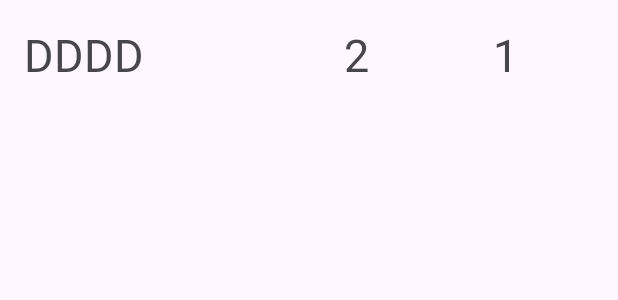
After one commit to ice-knight-paladin/Multiplicatio, an Android app: the layout item_recycler.xml on its own in the app's theme, with its tools: preview values and no code run, on a phone screen of 412 x 824 dp. The commit adds this screen. Shown: the top 300 px of the screen. Run offline under Robolectric (Android 15) with nearby library versions, the phone set to English and light mode, and no system bars.

Commit message:
add BD statistics: Btn, RecyclerView

```diff
--- a/app/src/main/AndroidManifest.xml
+++ b/app/src/main/AndroidManifest.xml
@@ -12,6 +12,9 @@
         android:supportsRtl="true"
         android:theme="@style/Theme.Multiplication"
         tools:targetApi="31">
+        <activity
+            android:name=".ClearTable"
+            android:exported="false" />
         <activity
             android:name=".StaticsBD"
             android:exported="false" />
--- a/app/src/main/java/com/example/multiplication/ItemsCache.kt
+++ b/app/src/main/java/com/example/multiplication/ItemsCache.kt
@@ -8,6 +8,6 @@ import androidx.room.PrimaryKey
 data class ItemCache(
     @PrimaryKey @ColumnInfo(name = "id") val id: Long,
     @ColumnInfo(name = "text") val text: String,
-    @ColumnInfo(name = "correct") val correct: Int,
-    @ColumnInfo(name = "incorrect") val incorrect: Int
+    @ColumnInfo(name = "correct") var correct: Int,
+    @ColumnInfo(name = "incorrect") var incorrect: Int
 )
--- /dev/null
+++ b/app/src/main/res/layout/item_recycler.xml
@@ -0,0 +1,37 @@
+<?xml version="1.0" encoding="utf-8"?>
+<LinearLayout xmlns:android="http://schemas.android.com/apk/res/android"
+    android:id="@+id/linerlayoutitem"
+    android:layout_width="match_parent"
+    android:layout_height="wrap_content"
+    android:orientation="horizontal">
+
+    <TextView
+        android:id="@+id/name"
+        android:layout_width="wrap_content"
+        android:layout_height="wrap_content"
+        android:layout_margin="16dp"
+        android:layout_weight="2"
+        android:text="DDDD"
+        android:textSize="30sp" />
+
+    <TextView
+        android:id="@+id/correct"
+        android:layout_width="wrap_content"
+        android:layout_height="wrap_content"
+        android:layout_margin="16dp"
+        android:layout_weight="1"
+        android:gravity="start"
+        android:text="2"
+        android:textSize="30sp" />
+
+    <TextView
+        android:id="@+id/incorrect"
+        android:layout_width="wrap_content"
+        android:layout_height="wrap_content"
+        android:layout_margin="16dp"
+        android:layout_weight="1"
+        android:gravity="start"
+        android:text="1"
+        android:textSize="30sp" />
+
+</LinearLayout>
```
Also changed, not shown: app/src/main/java/com/example/multiplication/Item.kt (+4 -4 lines), app/src/main/java/com/example/multiplication/ItemsDao.kt (+14 -0 lines), app/src/main/java/com/example/multiplication/MainActivity.kt (+8 -10 lines), app/src/main/java/com/example/multiplication/Multi.kt (+38 -2 lines), app/src/main/java/com/example/multiplication/MyAdapter.kt (added, +48 -0 lines), app/src/main/java/com/example/multiplication/Repository.kt (+41 -2 lines), app/src/main/java/com/example/multiplication/StaticsBD.kt (+42 -0 lines), app/src/main/res/layout/activity_main.xml (+16 -1 lines), app/src/main/res/layout/activity_statics_bd.xml (+19 -0 lines).
